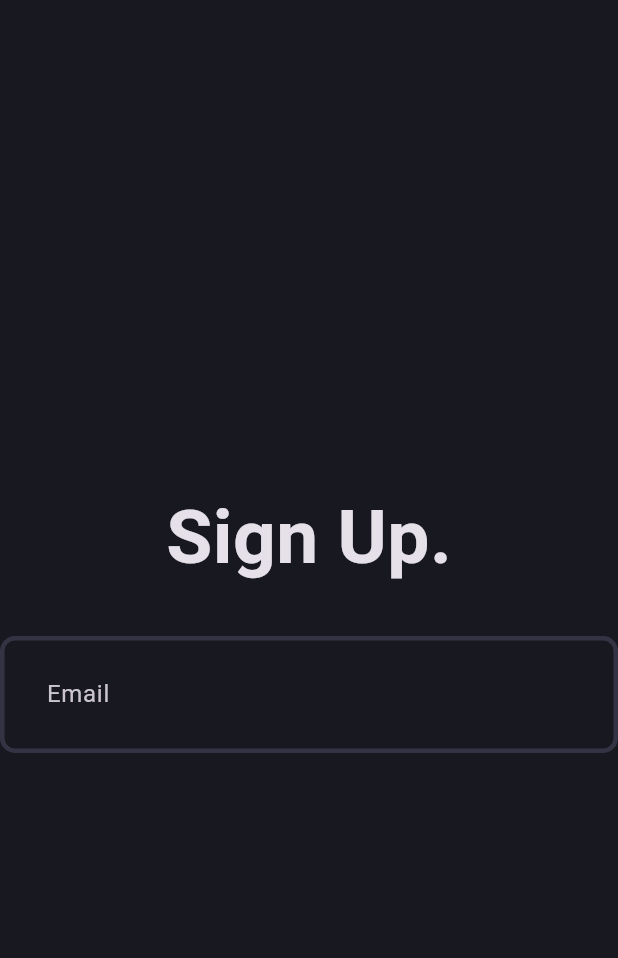
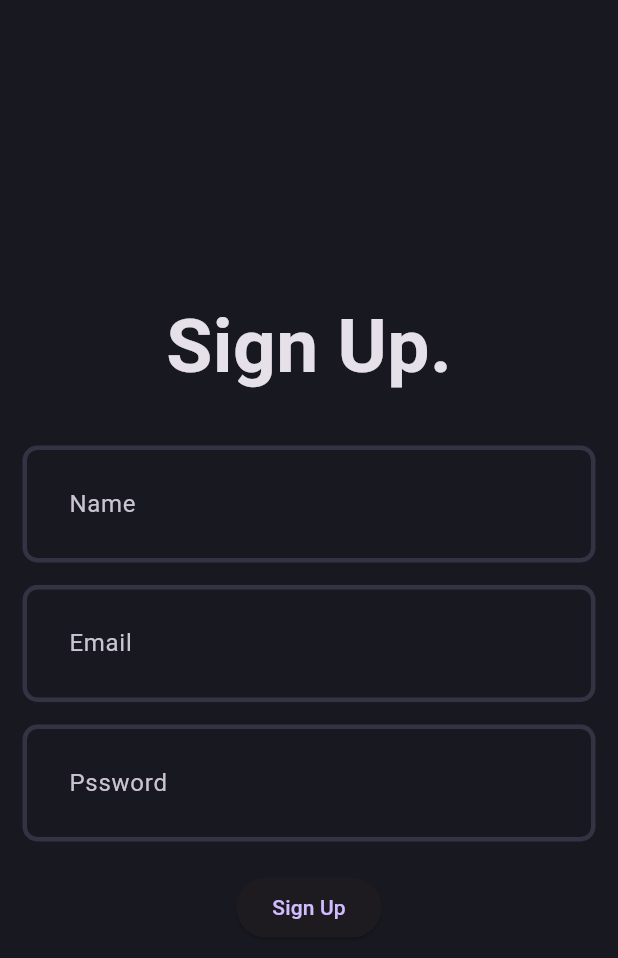
Before and after one commit to DannyHash/blog_app_flutter, a Flutter app: the screen it shows after launch, on a phone screen of 412 x 824 dp. Shown: the top 958 px of the screen. Run offline on Flutter 3.47's test engine with Material 3 defaults, Android fonts, the phone set to English and light mode, and no system bars.

Commit message:
Added AuthGradientButton and update SignupPage layout with additional fields

```diff
--- a/lib/features/auth/presentation/pages/signup_page.dart
+++ b/lib/features/auth/presentation/pages/signup_page.dart
@@ -1,4 +1,5 @@
 import 'package:blog_app_flutter/features/auth/presentation/widgets/auth_field.dart';
+import 'package:blog_app_flutter/features/auth/presentation/widgets/auth_gradient_button.dart';
 import 'package:flutter/material.dart';
 
 class SignupPage extends StatefulWidget {
@@ -12,7 +13,9 @@ class _SignupPageState extends State<SignupPage> {
   @override
   Widget build(BuildContext context) {
     return const Scaffold(
-      body: Column(
+      body: Padding(
+        padding: EdgeInsets.all(15.0),
+        child: Column(
           mainAxisAlignment: MainAxisAlignment.center,
           children: [
             Text(
@@ -23,8 +26,15 @@ class _SignupPageState extends State<SignupPage> {
               ),
             ),
             SizedBox(height: 30),
+            AuthField(hintText: 'Name'),
+            SizedBox(height: 15),
             AuthField(hintText: 'Email'),
+            SizedBox(height: 15),
+            AuthField(hintText: 'Pssword'),
+            SizedBox(height: 20),
+            AuthGradientButton(),
           ],
+        ),
       ),
     );
   }
--- /dev/null
+++ b/lib/features/auth/presentation/widgets/auth_gradient_button.dart
@@ -0,0 +1,13 @@
+import 'package:flutter/material.dart';
+
+class AuthGradientButton extends StatelessWidget {
+  const AuthGradientButton({super.key});
+
+  @override
+  Widget build(BuildContext context) {
+    return ElevatedButton(
+      onPressed: () {},
+      child: Text('Sign Up'),
+    );
+  }
+}
```
Lines whose indentation alone changed are shown as unchanged.
